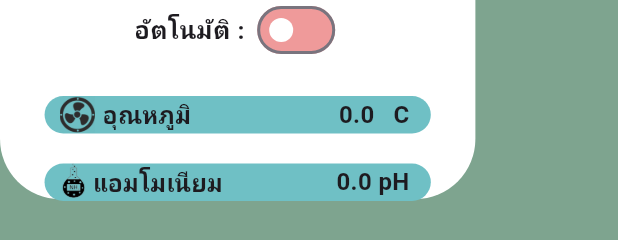
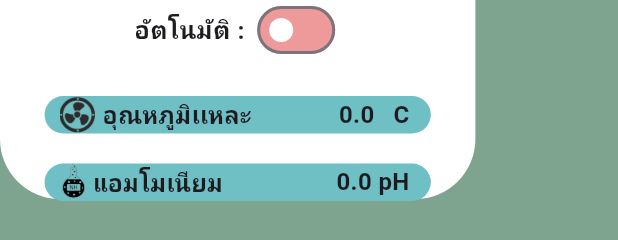
Before and after one commit to sathitkul12/project, a Flutter app: the CardAmmonia widget shown alone on an empty page, opened directly, on a phone screen of 412 x 824 dp. Shown: the part 528-768 px from the top of the screen. Run offline on Flutter 3.47's test engine with Material 3 defaults, Android fonts, the phone set to English and light mode, and no system bars; our stand-ins replace fl_chart, google_fonts, numberpicker; missing offline and left inert: mqtt_client; Roboto replaces fonts that are missing (Prompt).

Commit message:
commit อุณหภูมิเเหละ

```diff
--- a/pheasant_house-master/lib/screen/customcard/cardammonia.dart
+++ b/pheasant_house-master/lib/screen/customcard/cardammonia.dart
@@ -178,7 +178,7 @@ class _CardAmmoniaState extends State<CardAmmonia> {
               Navigator.push(context,
                   MaterialPageRoute(builder: (context) => const PopupTemp()));
             },
-            child: buildInfoContainer('อุณหภูมิ', '  C ',
+            child: buildInfoContainer('อุณหภูมิเเหละ', '  C ',
                 'lib/images/Rectangle78.png', 7, temperatureValue),
           ),
           sizedBox,
```
